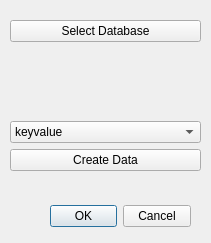
This is neurolabi/gui/dialogs/dvidoperatedialog.ui in janelia-flyem/NeuTu as Qt 5 draws it before an edit. The edited form follows.
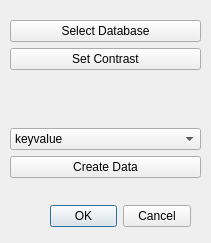
This is the edited form.

Commit message: add contrast config

```diff
--- a/neurolabi/gui/dialogs/dvidoperatedialog.ui
+++ b/neurolabi/gui/dialogs/dvidoperatedialog.ui
@@ -35,7 +35,7 @@
      <x>10</x>
      <y>20</y>
      <width>191</width>
-     <height>151</height>
+     <height>158</height>
     </rect>
    </property>
    <layout class="QVBoxLayout" name="verticalLayout">
@@ -46,6 +46,13 @@
       </property>
      </widget>
     </item>
+    <item>
+     <widget class="QPushButton" name="contrastPushButton">
+      <property name="text">
+       <string>Set Contrast</string>
+      </property>
+     </widget>
+    </item>
     <item>
      <widget class="QLabel" name="dvidLabel">
       <property name="text">
```
The commit also changes 37 other files.
